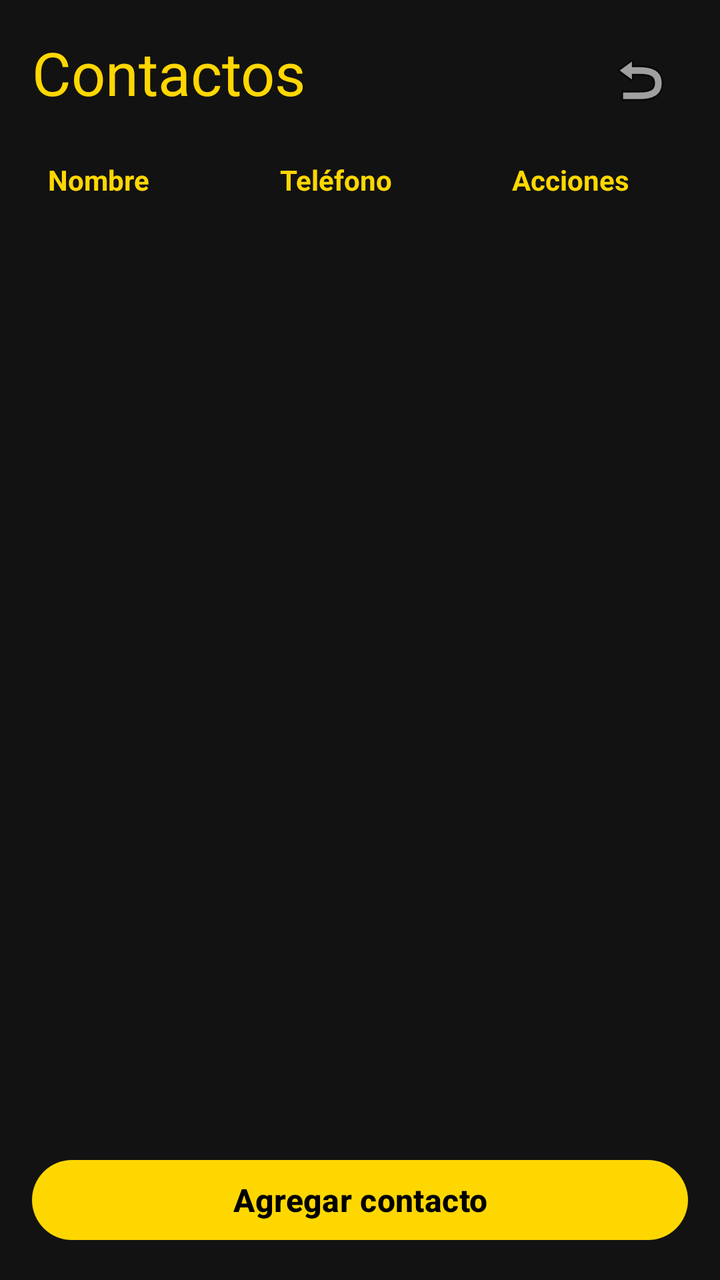
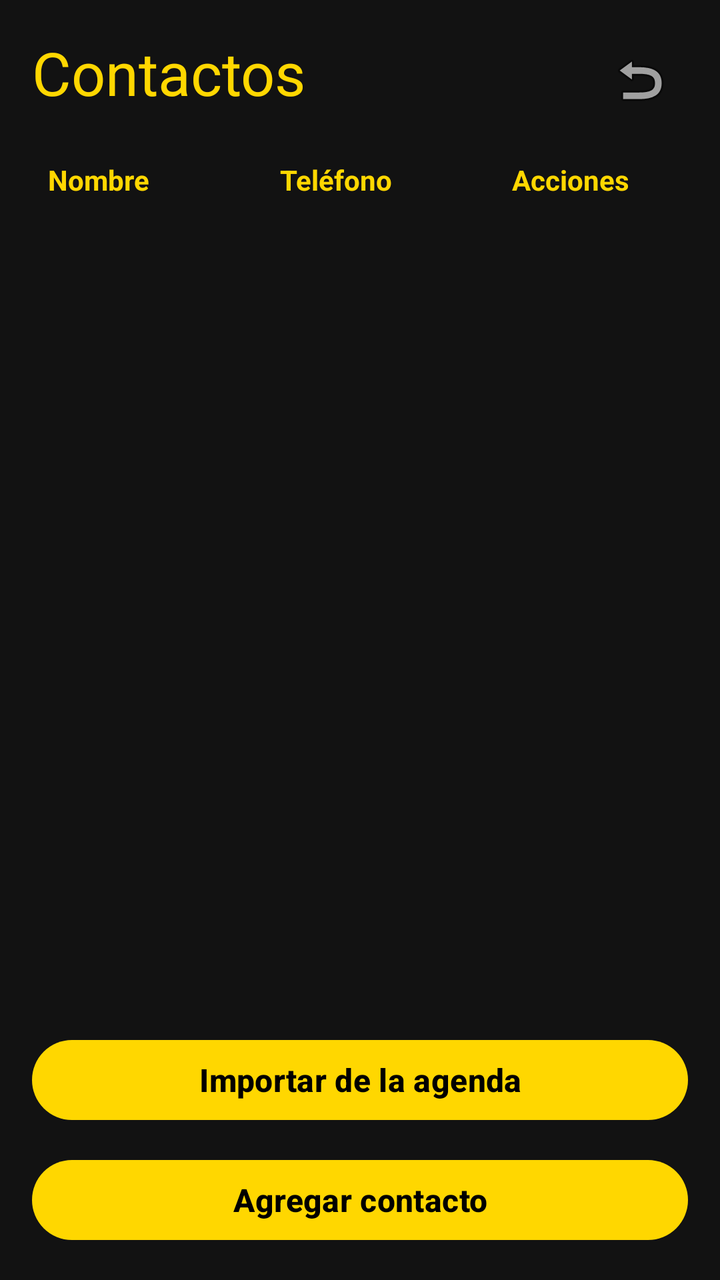

Compare the two renders of this Android layout. The source of the first and the diff that turns it into the second are given below.
<!-- AndroidManifest.xml: application theme Theme.NoTePases -->
<!-- res/layout/activity_contactos.xml -->
<?xml version="1.0" encoding="utf-8"?>
<LinearLayout xmlns:android="http://schemas.android.com/apk/res/android"
    android:layout_width="match_parent"
    android:layout_height="match_parent"
    xmlns:app="http://schemas.android.com/apk/res-auto"
    android:orientation="vertical"
    android:padding="16dp"
    android:background="@color/dark_background">

    <LinearLayout
        android:layout_width="match_parent"
        android:layout_height="wrap_content"
        android:orientation="horizontal">

        <TextView
            android:layout_width="0dp"
            android:layout_height="wrap_content"
            android:layout_weight="1"
            android:text="Contactos"
            android:textSize="30sp"
            android:layout_marginBottom="16dp"
            android:textColor="@color/primary_yellow"/>

        <ImageButton
            android:id="@+id/btnVolver"
            android:layout_width="48dp"
            android:layout_height="48dp"
            android:background="?attr/selectableItemBackgroundBorderless"
            android:src="@android:drawable/ic_menu_revert"
            android:contentDescription="Volver a la pantalla principal"/>


    </LinearLayout>



    <LinearLayout
        android:layout_width="match_parent"
        android:layout_height="wrap_content"
        android:orientation="horizontal"
        android:padding="8dp">

        <TextView
            android:layout_width="0dp"
            android:layout_height="wrap_content"
            android:layout_weight="1"
            android:text="Nombre"
            android:textColor="@color/primary_yellow"
            android:textStyle="bold" />

        <TextView
            android:layout_width="0dp"
            android:layout_height="wrap_content"
            android:layout_weight="1"
            android:text="Teléfono"
            android:textColor="@color/primary_yellow"
            android:textStyle="bold" />

        <TextView
            android:layout_width="80dp"
            android:layout_height="wrap_content"
            android:text="Acciones"
            android:textColor="@color/primary_yellow"
            android:textStyle="bold" />

    </LinearLayout>


    <ListView
        android:id="@+id/listViewContactos"
        android:layout_width="match_parent"
        android:layout_height="0dp"
        android:layout_weight="1" />

    <Button
        android:id="@+id/btnAgregar"
        android:layout_width="match_parent"
        android:layout_height="wrap_content"
        android:text="Agregar contacto"
        android:layout_marginTop="12dp"
        android:textColor="@color/text_black"
        android:textSize="16sp"
        android:textStyle="bold"
        app:backgroundTint="@color/primary_yellow"
        android:contentDescription="Agregar Contacto"/>


</LinearLayout>
<!-- resources referenced by this layout -->
<resources>
  <color name="dark_background">#121212</color>
  <color name="primary_yellow">#FFD700</color>
  <color name="text_black">#000000</color>
  <style name="Theme.NoTePases" parent="Base.Theme.NoTePases" />
  <style name="Base.Theme.NoTePases" parent="Theme.Material3.DayNight.NoActionBar">
          
          
      </style>
</resources>

<!-- the commit's change to res/layout/activity_contactos.xml (unified diff, before → after) -->
@@ -73,6 +73,18 @@
         android:layout_weight="1" />
 
     <Button
+        android:id="@+id/btnImportar"
+        android:layout_width="match_parent"
+        android:layout_height="wrap_content"
+        android:text="Importar de la agenda"
+        android:layout_marginTop="12dp"
+        android:textColor="@color/text_black"
+        android:textSize="16sp"
+        android:textStyle="bold"
+        app:backgroundTint="@color/primary_yellow"
+        android:contentDescription="Importar contacto de la agenda"/>
+
+    <Button
         android:id="@+id/btnAgregar"
         android:layout_width="match_parent"
         android:layout_height="wrap_content"
